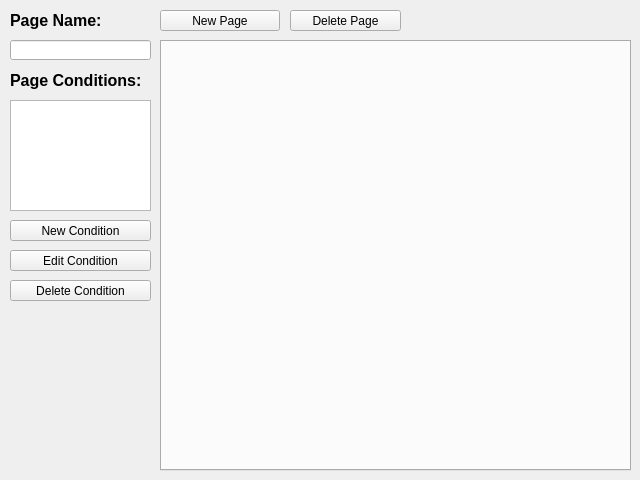
seem-sky/Simple2D-Engine, file MapEditor/UI/EventEditor.ui: the form before one commit.
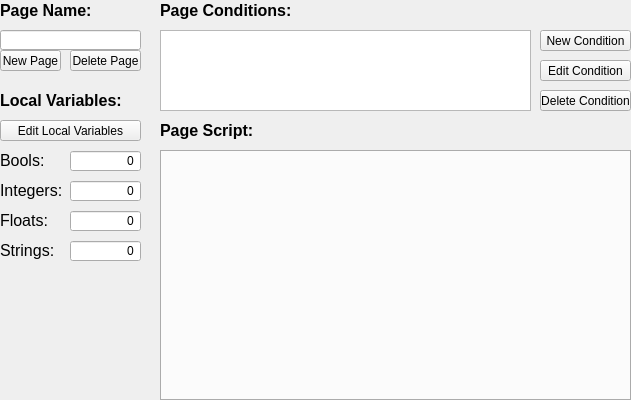
The form after the commit.

Commit message: many changes in editor project. some additions to scripteditor

Diff of the .ui file:
```diff
--- a/MapEditor/UI/EventEditor.ui
+++ b/MapEditor/UI/EventEditor.ui
@@ -6,10 +6,16 @@
    <rect>
     <x>0</x>
     <y>0</y>
-    <width>640</width>
-    <height>480</height>
+    <width>631</width>
+    <height>400</height>
    </rect>
   </property>
+  <property name="minimumSize">
+   <size>
+    <width>631</width>
+    <height>400</height>
+   </size>
+  </property>
   <property name="windowTitle">
    <string>Form</string>
   </property>
@@ -17,9 +23,9 @@
    <property name="geometry">
     <rect>
      <x>160</x>
-     <y>40</y>
+     <y>150</y>
      <width>471</width>
-     <height>431</height>
+     <height>251</height>
     </rect>
    </property>
    <property name="currentIndex">
@@ -32,8 +38,8 @@
   <widget class="QLabel" name="label_13">
    <property name="geometry">
     <rect>
-     <x>10</x>
-     <y>70</y>
+     <x>160</x>
+     <y>0</y>
      <width>141</width>
      <height>21</height>
     </rect>
@@ -49,22 +55,12 @@
     <string>Page Conditions:</string>
    </property>
   </widget>
-  <widget class="QListView" name="m_pListPageCondition">
-   <property name="geometry">
-    <rect>
-     <x>10</x>
-     <y>100</y>
-     <width>141</width>
-     <height>111</height>
-    </rect>
-   </property>
-  </widget>
   <widget class="QPushButton" name="m_pButtonNewCondition">
    <property name="geometry">
     <rect>
-     <x>10</x>
-     <y>220</y>
-     <width>141</width>
+     <x>540</x>
+     <y>30</y>
+     <width>91</width>
      <height>21</height>
     </rect>
    </property>
@@ -75,9 +71,9 @@
   <widget class="QPushButton" name="m_pButtonEditCondition">
    <property name="geometry">
     <rect>
-     <x>10</x>
-     <y>250</y>
-     <width>141</width>
+     <x>540</x>
+     <y>60</y>
+     <width>91</width>
      <height>21</height>
     </rect>
    </property>
@@ -88,9 +84,9 @@
   <widget class="QPushButton" name="m_pButtonDeleteCondition">
    <property name="geometry">
     <rect>
-     <x>10</x>
-     <y>280</y>
-     <width>141</width>
+     <x>540</x>
+     <y>90</y>
+     <width>91</width>
      <height>21</height>
     </rect>
    </property>
@@ -101,9 +97,9 @@
   <widget class="QPushButton" name="m_pButtonNewPage">
    <property name="geometry">
     <rect>
-     <x>160</x>
-     <y>10</y>
-     <width>120</width>
+     <x>0</x>
+     <y>50</y>
+     <width>61</width>
      <height>21</height>
     </rect>
    </property>
@@ -120,9 +116,9 @@
   <widget class="QPushButton" name="m_pButtonDeletePage">
    <property name="geometry">
     <rect>
-     <x>290</x>
-     <y>10</y>
-     <width>111</width>
+     <x>70</x>
+     <y>50</y>
+     <width>71</width>
      <height>21</height>
     </rect>
    </property>
@@ -133,8 +129,8 @@
   <widget class="QLabel" name="label_14">
    <property name="geometry">
     <rect>
-     <x>10</x>
-     <y>10</y>
+     <x>0</x>
+     <y>0</y>
      <width>141</width>
      <height>21</height>
     </rect>
@@ -153,13 +149,250 @@
   <widget class="QLineEdit" name="m_pName">
    <property name="geometry">
     <rect>
-     <x>10</x>
-     <y>40</y>
+     <x>0</x>
+     <y>30</y>
      <width>141</width>
      <height>20</height>
     </rect>
    </property>
   </widget>
+  <widget class="QLabel" name="label_15">
+   <property name="geometry">
+    <rect>
+     <x>160</x>
+     <y>120</y>
+     <width>141</width>
+     <height>21</height>
+    </rect>
+   </property>
+   <property name="font">
+    <font>
+     <pointsize>12</pointsize>
+     <weight>75</weight>
+     <bold>true</bold>
+    </font>
+   </property>
+   <property name="text">
+    <string>Page Script:</string>
+   </property>
+  </widget>
+  <widget class="QListWidget" name="m_pPageConditions">
+   <property name="geometry">
+    <rect>
+     <x>160</x>
+     <y>30</y>
+     <width>371</width>
+     <height>81</height>
+    </rect>
+   </property>
+  </widget>
+  <widget class="QLabel" name="label_16">
+   <property name="geometry">
+    <rect>
+     <x>0</x>
+     <y>90</y>
+     <width>141</width>
+     <height>21</height>
+    </rect>
+   </property>
+   <property name="font">
+    <font>
+     <pointsize>12</pointsize>
+     <weight>75</weight>
+     <bold>true</bold>
+    </font>
+   </property>
+   <property name="text">
+    <string>Local Variables:</string>
+   </property>
+  </widget>
+  <widget class="QLabel" name="label_17">
+   <property name="geometry">
+    <rect>
+     <x>0</x>
+     <y>150</y>
+     <width>51</width>
+     <height>21</height>
+    </rect>
+   </property>
+   <property name="font">
+    <font>
+     <pointsize>12</pointsize>
+     <weight>50</weight>
+     <bold>false</bold>
+    </font>
+   </property>
+   <property name="text">
+    <string>Bools:</string>
+   </property>
+  </widget>
+  <widget class="QLabel" name="label_18">
+   <property name="geometry">
+    <rect>
+     <x>0</x>
+     <y>180</y>
+     <width>71</width>
+     <height>21</height>
+    </rect>
+   </property>
+   <property name="font">
+    <font>
+     <pointsize>12</pointsize>
+     <weight>50</weight>
+     <bold>false</bold>
+    </font>
+   </property>
+   <property name="text">
+    <string>Integers:</string>
+   </property>
+  </widget>
+  <widget class="QLabel" name="label_19">
+   <property name="geometry">
+    <rect>
+     <x>0</x>
+     <y>210</y>
+     <width>51</width>
+     <height>21</height>
+    </rect>
+   </property>
+   <property name="font">
+    <font>
+     <pointsize>12</pointsize>
+     <weight>50</weight>
+     <bold>false</bold>
+    </font>
+   </property>
+   <property name="text">
+    <string>Floats:</string>
+   </property>
+  </widget>
+  <widget class="QLabel" name="label_20">
+   <property name="geometry">
+    <rect>
+     <x>0</x>
+     <y>240</y>
+     <width>61</width>
+     <height>21</height>
+    </rect>
+   </property>
+   <property name="font">
+    <font>
+     <pointsize>12</pointsize>
+     <weight>50</weight>
+     <bold>false</bold>
+    </font>
+   </property>
+   <property name="text">
+    <string>Strings:</string>
+   </property>
+  </widget>
+  <widget class="QPushButton" name="m_pButtonEditLocalVariables">
+   <property name="geometry">
+    <rect>
+     <x>0</x>
+     <y>120</y>
+     <width>141</width>
+     <height>21</height>
+    </rect>
+   </property>
+   <property name="sizePolicy">
+    <sizepolicy hsizetype="Fixed" vsizetype="Fixed">
+     <horstretch>0</horstretch>
+     <verstretch>0</verstretch>
+    </sizepolicy>
+   </property>
+   <property name="text">
+    <string>Edit Local Variables</string>
+   </property>
+  </widget>
+  <widget class="QSpinBox" name="m_pBoolCount">
+   <property name="geometry">
+    <rect>
+     <x>70</x>
+     <y>150</y>
+     <width>71</width>
+     <height>22</height>
+    </rect>
+   </property>
+   <property name="alignment">
+    <set>Qt::AlignRight|Qt::AlignTrailing|Qt::AlignVCenter</set>
+   </property>
+   <property name="readOnly">
+    <bool>true</bool>
+   </property>
+   <property name="buttonSymbols">
+    <enum>QAbstractSpinBox::NoButtons</enum>
+   </property>
+   <property name="maximum">
+    <number>999999999</number>
+   </property>
+  </widget>
+  <widget class="QSpinBox" name="m_pIntegerCount">
+   <property name="geometry">
+    <rect>
+     <x>70</x>
+     <y>180</y>
+     <width>71</width>
+     <height>22</height>
+    </rect>
+   </property>
+   <property name="alignment">
+    <set>Qt::AlignRight|Qt::AlignTrailing|Qt::AlignVCenter</set>
+   </property>
+   <property name="readOnly">
+    <bool>true</bool>
+   </property>
+   <property name="buttonSymbols">
+    <enum>QAbstractSpinBox::NoButtons</enum>
+   </property>
+   <property name="maximum">
+    <number>999999999</number>
+   </property>
+  </widget>
+  <widget class="QSpinBox" name="m_pFloatCount">
+   <property name="geometry">
+    <rect>
+     <x>70</x>
+     <y>210</y>
+     <width>71</width>
+     <height>22</height>
+    </rect>
+   </property>
+   <property name="alignment">
+    <set>Qt::AlignRight|Qt::AlignTrailing|Qt::AlignVCenter</set>
+   </property>
+   <property name="readOnly">
+    <bool>true</bool>
+   </property>
+   <property name="buttonSymbols">
+    <enum>QAbstractSpinBox::NoButtons</enum>
+   </property>
+   <property name="maximum">
+    <number>999999999</number>
+   </property>
+  </widget>
+  <widget class="QSpinBox" name="m_pStringCount">
+   <property name="geometry">
+    <rect>
+     <x>70</x>
+     <y>240</y>
+     <width>71</width>
+     <height>22</height>
+    </rect>
+   </property>
+   <property name="alignment">
+    <set>Qt::AlignRight|Qt::AlignTrailing|Qt::AlignVCenter</set>
+   </property>
+   <property name="readOnly">
+    <bool>true</bool>
+   </property>
+   <property name="buttonSymbols">
+    <enum>QAbstractSpinBox::NoButtons</enum>
+   </property>
+   <property name="maximum">
+    <number>999999999</number>
+   </property>
+  </widget>
  </widget>
  <resources/>
  <connections/>
```
The commit also changes 62 other files.
